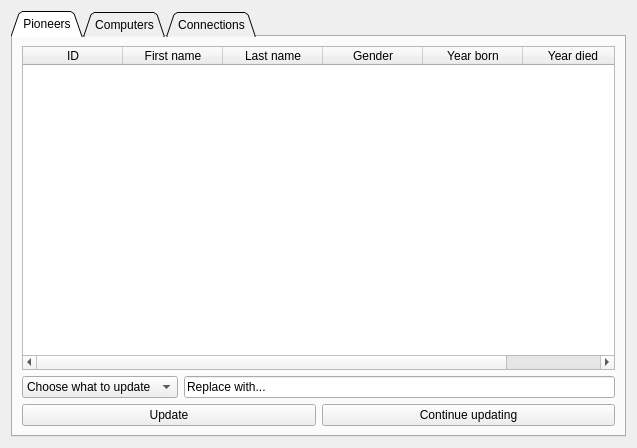
This is hoopergui/update_widget.ui in VLN1-15-30/fall-project as Qt 5 draws it before an edit. The edited form follows.
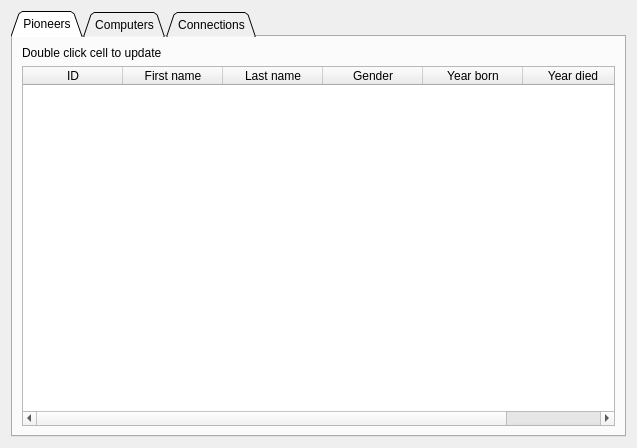
This is the edited form. The open tabs and pages were chosen to show the change.

Patch:
```diff
--- a/hoopergui/update_widget.ui
+++ b/hoopergui/update_widget.ui
@@ -27,70 +27,10 @@
        <string>Pioneers</string>
       </attribute>
       <layout class="QGridLayout" name="gridLayout_5">
-       <item row="2" column="0">
-        <layout class="QHBoxLayout" name="horizontalLayout_2">
-         <item>
-          <widget class="QComboBox" name="updateOptionsPioneers">
-           <item>
-            <property name="text">
-             <string>Choose what to update</string>
-            </property>
-           </item>
-           <item>
-            <property name="text">
-             <string>First name</string>
-            </property>
-           </item>
-           <item>
-            <property name="text">
-             <string>Last name</string>
-            </property>
-           </item>
-           <item>
-            <property name="text">
-             <string>Gender</string>
-            </property>
-           </item>
-           <item>
-            <property name="text">
-             <string>Year born</string>
-            </property>
-           </item>
-           <item>
-            <property name="text">
-             <string>Year died</string>
-            </property>
-           </item>
-          </widget>
-         </item>
-         <item>
-          <widget class="QLineEdit" name="replacePioneersInfo">
-           <property name="text">
-            <string>Replace with...</string>
-           </property>
-          </widget>
-         </item>
-        </layout>
-       </item>
        <item row="4" column="0">
-        <layout class="QHBoxLayout" name="horizontalLayout_3">
-         <item>
-          <widget class="QPushButton" name="updatePioneer">
-           <property name="text">
-            <string>Update</string>
-           </property>
-          </widget>
-         </item>
-         <item>
-          <widget class="QPushButton" name="updateAnotherPioneer">
-           <property name="text">
-            <string>Continue updating</string>
-           </property>
-          </widget>
-         </item>
-        </layout>
+        <layout class="QHBoxLayout" name="horizontalLayout_3"/>
        </item>
-       <item row="0" column="0">
+       <item row="1" column="0">
         <widget class="QTableWidget" name="tableView_pioneers_2">
          <property name="sortingEnabled">
           <bool>true</bool>
@@ -133,6 +73,13 @@
          </column>
         </widget>
        </item>
+       <item row="0" column="0">
+        <widget class="QLabel" name="label_2">
+         <property name="text">
+          <string>Double click cell to update</string>
+         </property>
+        </widget>
+       </item>
       </layout>
      </widget>
      <widget class="QWidget" name="computers">
```
Left out of the diff: 72 changed lines with no effect on the pictures.
